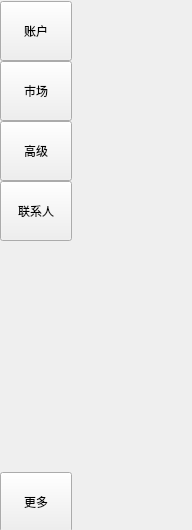
The window that LNKWallet/functionBar/FunctionWidget.ui (HcashOrg/hx-indicator) describes before a commit, drawn with Qt 5.
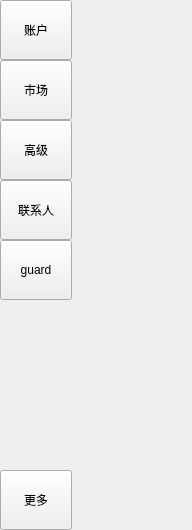
The same window after the commit.

Commit message: function bar add guard

The edit to the form file:
```diff
--- a/LNKWallet/functionBar/FunctionWidget.ui
+++ b/LNKWallet/functionBar/FunctionWidget.ui
@@ -19,53 +19,27 @@
   <property name="windowTitle">
    <string>Form</string>
   </property>
-  <widget class="QStackedWidget" name="stackedWidget">
-   <property name="geometry">
-    <rect>
-     <x>72</x>
-     <y>0</y>
-     <width>120</width>
-     <height>530</height>
-    </rect>
+  <layout class="QHBoxLayout" name="horizontalLayout">
+   <property name="spacing">
+    <number>0</number>
    </property>
-   <property name="sizePolicy">
-    <sizepolicy hsizetype="Preferred" vsizetype="Preferred">
-     <horstretch>0</horstretch>
-     <verstretch>0</verstretch>
-    </sizepolicy>
+   <property name="leftMargin">
+    <number>0</number>
    </property>
-   <property name="minimumSize">
-    <size>
-     <width>120</width>
-     <height>0</height>
-    </size>
+   <property name="topMargin">
+    <number>0</number>
    </property>
-   <property name="maximumSize">
-    <size>
-     <width>120</width>
-     <height>50000</height>
-    </size>
+   <property name="rightMargin">
+    <number>0</number>
    </property>
-   <property name="currentIndex">
-    <number>-1</number>
+   <property name="bottomMargin">
+    <number>0</number>
    </property>
-  </widget>
-  <widget class="QWidget" name="layoutWidget">
-   <property name="geometry">
-    <rect>
-     <x>0</x>
-     <y>1</y>
-     <width>72</width>
-     <height>531</height>
-    </rect>
-   </property>
-   <layout class="QVBoxLayout" name="verticalLayout_2">
+   <item>
+    <layout class="QVBoxLayout" name="verticalLayout">
     <property name="spacing">
      <number>0</number>
     </property>
-    <property name="sizeConstraint">
-     <enum>QLayout::SetDefaultConstraint</enum>
-    </property>
     <item>
      <widget class="QToolButton" name="toolButton_account">
       <property name="sizePolicy">
@@ -178,6 +152,34 @@
       </property>
      </widget>
     </item>
+     <item>
+      <widget class="QToolButton" name="toolButton_guard">
+       <property name="sizePolicy">
+        <sizepolicy hsizetype="Preferred" vsizetype="Expanding">
+         <horstretch>0</horstretch>
+         <verstretch>0</verstretch>
+        </sizepolicy>
+       </property>
+       <property name="minimumSize">
+        <size>
+         <width>70</width>
+         <height>0</height>
+        </size>
+       </property>
+       <property name="maximumSize">
+        <size>
+         <width>16777215</width>
+         <height>60</height>
+        </size>
+       </property>
+       <property name="text">
+        <string>guard</string>
+       </property>
+       <property name="toolButtonStyle">
+        <enum>Qt::ToolButtonIconOnly</enum>
+       </property>
+      </widget>
+     </item>
     <item>
      <spacer name="verticalSpacer">
       <property name="orientation">
@@ -217,7 +219,33 @@
      </widget>
     </item>
    </layout>
-  </widget>
+   </item>
+   <item>
+    <widget class="QStackedWidget" name="stackedWidget">
+     <property name="sizePolicy">
+      <sizepolicy hsizetype="Preferred" vsizetype="Preferred">
+       <horstretch>0</horstretch>
+       <verstretch>0</verstretch>
+      </sizepolicy>
+     </property>
+     <property name="minimumSize">
+      <size>
+       <width>120</width>
+       <height>0</height>
+      </size>
+     </property>
+     <property name="maximumSize">
+      <size>
+       <width>120</width>
+       <height>50000</height>
+      </size>
+     </property>
+     <property name="currentIndex">
+      <number>-1</number>
+     </property>
+    </widget>
+   </item>
+  </layout>
  </widget>
  <resources/>
  <connections/>
```
Lines whose indentation alone changed are shown as unchanged. The commit also changes 14 other files.
